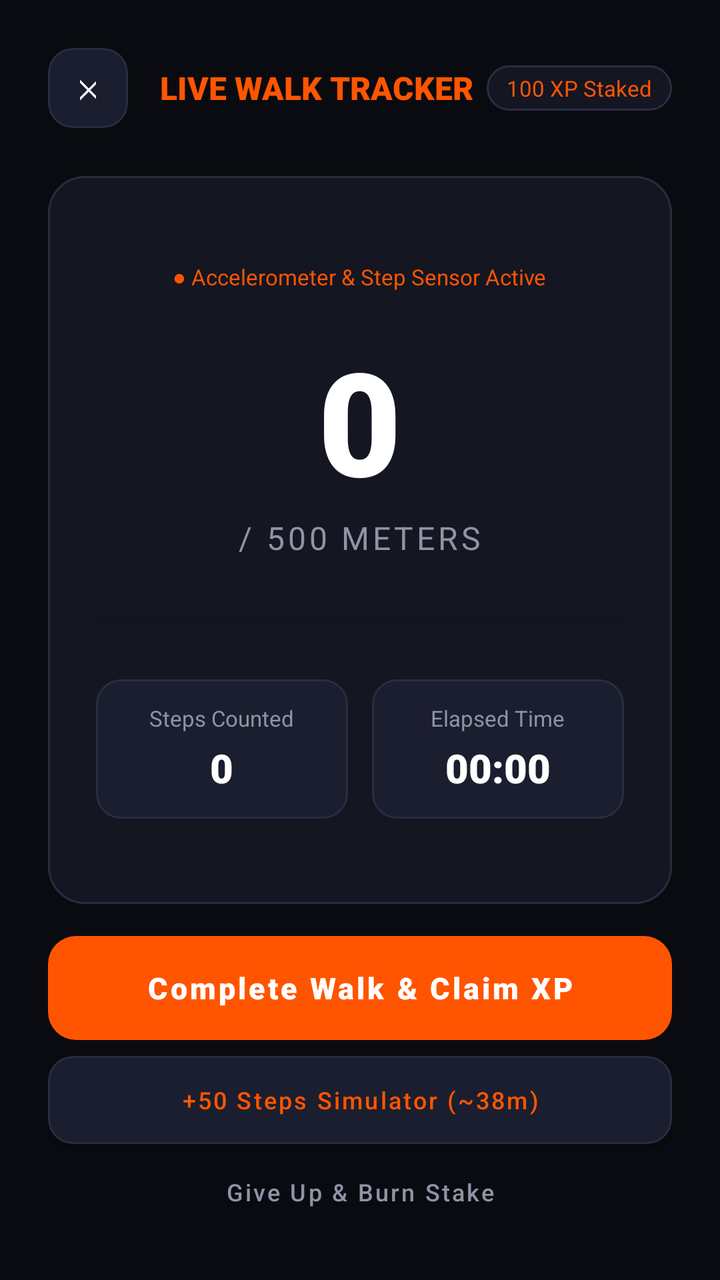
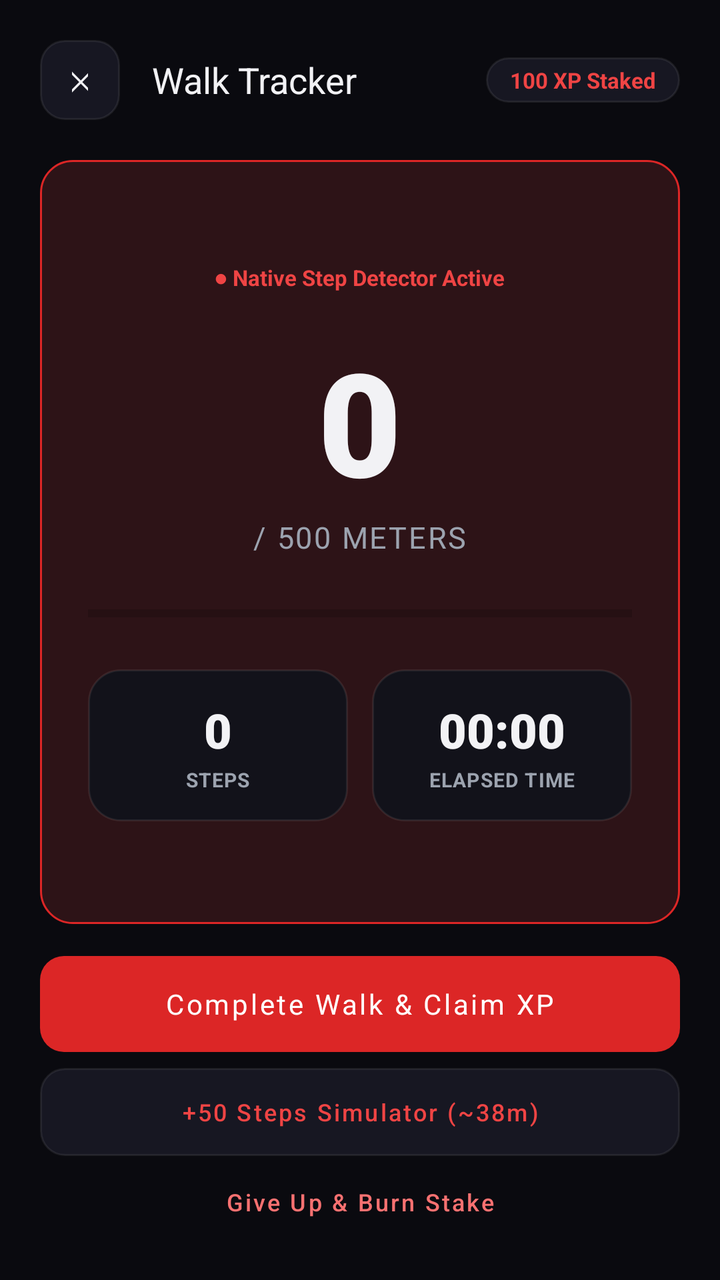

The first picture is an Android layout as it rendered before a commit; the second is the same layout after the commit. The layout source and the unified diff follow.
<!-- AndroidManifest.xml: application theme Theme.StreakStake -->
<!-- res/layout/activity_walk_tracker.xml -->
<?xml version="1.0" encoding="utf-8"?>
<LinearLayout xmlns:android="http://schemas.android.com/apk/res/android"
    xmlns:app="http://schemas.android.com/apk/res-auto"
    android:layout_width="match_parent"
    android:layout_height="match_parent"
    android:background="@color/bg_black"
    android:orientation="vertical"
    android:padding="24dp">

    
    <LinearLayout
        android:layout_width="match_parent"
        android:layout_height="wrap_content"
        android:gravity="center_vertical"
        android:orientation="horizontal">

        <Button
            android:id="@+id/btnClose"
            android:layout_width="40dp"
            android:layout_height="40dp"
            android:background="@drawable/bg_input_field"
            android:text="✕"
            android:textColor="@color/text_white"
            android:textSize="14sp"
            app:backgroundTint="@null" />

        <TextView
            android:layout_width="0dp"
            android:layout_height="wrap_content"
            android:layout_marginStart="16dp"
            android:layout_weight="1"
            android:fontFamily="sans-serif-black"
            android:text="LIVE WALK TRACKER"
            android:textColor="@color/brand_orange"
            android:textSize="16sp" />

        <TextView
            android:id="@+id/tvStakeLockedPill"
            android:layout_width="wrap_content"
            android:layout_height="wrap_content"
            android:background="@drawable/bg_card_dark"
            android:paddingHorizontal="10dp"
            android:paddingVertical="4dp"
            android:text="100 XP Staked"
            android:textColor="@color/brand_orange"
            android:textSize="11sp" />
    </LinearLayout>

    
    <LinearLayout
        android:layout_width="match_parent"
        android:layout_height="0dp"
        android:layout_marginTop="24dp"
        android:layout_weight="1"
        android:background="@drawable/bg_card_dark"
        android:gravity="center"
        android:orientation="vertical"
        android:padding="24dp">

        <TextView
            android:id="@+id/tvSensorStatus"
            android:layout_width="wrap_content"
            android:layout_height="wrap_content"
            android:text="● Accelerometer &amp; Step Sensor Active"
            android:textColor="@color/brand_orange"
            android:textSize="11sp" />

        
        <TextView
            android:id="@+id/tvMetersCurrent"
            android:layout_width="wrap_content"
            android:layout_height="wrap_content"
            android:layout_marginTop="16dp"
            android:fontFamily="sans-serif-black"
            android:text="0"
            android:textColor="@color/text_white"
            android:textSize="72sp" />

        <TextView
            android:id="@+id/tvMetersTarget"
            android:layout_width="wrap_content"
            android:layout_height="wrap_content"
            android:fontFamily="sans-serif-bold"
            android:letterSpacing="0.1"
            android:text="/ 500 METERS"
            android:textColor="@color/text_gray"
            android:textSize="16sp" />

        
        <ProgressBar
            android:id="@+id/pbWalk"
            style="@style/Widget.AppCompat.ProgressBar.Horizontal"
            android:layout_width="match_parent"
            android:layout_height="12dp"
            android:layout_marginTop="24dp"
            android:max="100"
            android:progress="0"
            android:progressTint="@color/brand_orange" />

        
        <LinearLayout
            android:layout_width="match_parent"
            android:layout_height="wrap_content"
            android:layout_marginTop="24dp"
            android:baselineAligned="false"
            android:orientation="horizontal">

            <LinearLayout
                android:layout_width="0dp"
                android:layout_height="wrap_content"
                android:layout_marginEnd="6dp"
                android:layout_weight="1"
                android:background="@drawable/bg_input_field"
                android:gravity="center"
                android:orientation="vertical"
                android:padding="12dp">

                <TextView
                    android:layout_width="wrap_content"
                    android:layout_height="wrap_content"
                    android:text="Steps Counted"
                    android:textColor="@color/text_gray"
                    android:textSize="11sp" />

                <TextView
                    android:id="@+id/tvStepsCount"
                    android:layout_width="wrap_content"
                    android:layout_height="wrap_content"
                    android:layout_marginTop="4dp"
                    android:fontFamily="sans-serif-black"
                    android:text="0"
                    android:textColor="@color/text_white"
                    android:textSize="20sp" />
            </LinearLayout>

            <LinearLayout
                android:layout_width="0dp"
                android:layout_height="wrap_content"
                android:layout_marginStart="6dp"
                android:layout_weight="1"
                android:background="@drawable/bg_input_field"
                android:gravity="center"
                android:orientation="vertical"
                android:padding="12dp">

                <TextView
                    android:layout_width="wrap_content"
                    android:layout_height="wrap_content"
                    android:text="Elapsed Time"
                    android:textColor="@color/text_gray"
                    android:textSize="11sp" />

                <TextView
                    android:id="@+id/tvTimer"
                    android:layout_width="wrap_content"
                    android:layout_height="wrap_content"
                    android:layout_marginTop="4dp"
                    android:fontFamily="sans-serif-black"
                    android:text="00:00"
                    android:textColor="@color/text_white"
                    android:textSize="20sp" />
            </LinearLayout>
        </LinearLayout>

    </LinearLayout>

    
    <LinearLayout
        android:layout_width="match_parent"
        android:layout_height="wrap_content"
        android:layout_marginTop="16dp"
        android:orientation="vertical">

        
        <Button
            android:id="@+id/btnCompleteWalk"
            android:layout_width="match_parent"
            android:layout_height="52dp"
            android:background="@drawable/btn_orange_rounded"
            android:enabled="false"
            android:fontFamily="sans-serif-black"
            android:text="Complete Walk &amp; Claim XP"
            android:textAllCaps="false"
            android:textColor="@color/text_white"
            android:textSize="15sp"
            app:backgroundTint="@null" />

        
        <Button
            android:id="@+id/btnSimulateSteps"
            android:layout_width="match_parent"
            android:layout_height="44dp"
            android:layout_marginTop="8dp"
            android:background="@drawable/bg_input_field"
            android:text="+50 Steps Simulator (~38m)"
            android:textAllCaps="false"
            android:textColor="@color/brand_orange"
            android:textSize="12sp"
            app:backgroundTint="@null" />

        
        <Button
            android:id="@+id/btnGiveUp"
            android:layout_width="match_parent"
            android:layout_height="40dp"
            android:layout_marginTop="4dp"
            android:background="@android:color/transparent"
            android:text="Give Up &amp; Burn Stake"
            android:textAllCaps="false"
            android:textColor="@color/text_gray"
            android:textSize="12sp" />

    </LinearLayout>

</LinearLayout>
<!-- resources referenced by this layout -->
<resources>
  <color name="bg_black">#0A0B10</color>
  <color name="brand_orange">#FF5500</color>
  <color name="text_gray">#8E94A5</color>
  <color name="text_white">#FFFFFF</color>
  <!-- drawable bg_card_dark (drawable) -->
  <?xml version="1.0" encoding="utf-8"?>
  <shape xmlns:android="http://schemas.android.com/apk/res/android"
      android:shape="rectangle">
      <solid android:color="@color/surface_dark" />
      <stroke
          android:width="1dp"
          android:color="@color/border_dark" />
      <corners android:radius="18dp" />
  </shape>
  <!-- drawable bg_input_field (drawable) -->
  <?xml version="1.0" encoding="utf-8"?>
  <shape xmlns:android="http://schemas.android.com/apk/res/android"
      android:shape="rectangle">
      <solid android:color="@color/surface_dark_card" />
      <stroke
          android:width="1dp"
          android:color="@color/border_dark" />
      <corners android:radius="12dp" />
  </shape>
  <!-- drawable btn_orange_rounded (drawable) -->
  <?xml version="1.0" encoding="utf-8"?>
  <ripple xmlns:android="http://schemas.android.com/apk/res/android"
      android:color="#44FFFFFF">
      <item>
          <shape android:shape="rectangle">
              <solid android:color="@color/brand_orange" />
              <corners android:radius="14dp" />
          </shape>
      </item>
  </ripple>
  <style name="Theme.StreakStake" parent="Theme.MaterialComponents.DayNight.NoActionBar">
          
          <item name="colorPrimary">@color/brand_orange</item>
          <item name="colorPrimaryVariant">@color/brand_orange_light</item>
          <item name="colorOnPrimary">@color/text_white</item>
          
          
          <item name="android:colorBackground">@color/bg_black</item>
          <item name="colorSurface">@color/surface_dark</item>
          <item name="colorOnSurface">@color/text_white</item>
  
          
          <item name="android:statusBarColor">@color/bg_black</item>
          <item name="android:navigationBarColor">@color/bg_black</item>
          <item name="android:windowLightStatusBar">false</item>
      </style>
  <color name="surface_dark">#141622</color>
  <color name="border_dark">#282D42</color>
  <color name="surface_dark_card">#1B1E2E</color>
  <color name="brand_orange_light">#FF7722</color>
</resources>

<!-- the commit's change to res/layout/activity_walk_tracker.xml (unified diff, before → after) -->
@@ -3,9 +3,9 @@
     xmlns:app="http://schemas.android.com/apk/res-auto"
     android:layout_width="match_parent"
     android:layout_height="match_parent"
-    android:background="@color/bg_black"
+    android:background="@color/bg_base"
     android:orientation="vertical"
-    android:padding="24dp">
+    android:padding="20dp">
 
     
     <LinearLayout
@@ -18,9 +18,9 @@
             android:id="@+id/btnClose"
             android:layout_width="40dp"
             android:layout_height="40dp"
-            android:background="@drawable/bg_input_field"
+            android:background="@drawable/btn_outlined_hairline"
             android:text="✕"
-            android:textColor="@color/text_white"
+            android:textColor="@color/text_primary"
             android:textSize="14sp"
             app:backgroundTint="@null" />
 
@@ -29,30 +29,31 @@
             android:layout_height="wrap_content"
             android:layout_marginStart="16dp"
             android:layout_weight="1"
-            android:fontFamily="sans-serif-black"
-            android:text="LIVE WALK TRACKER"
-            android:textColor="@color/brand_orange"
-            android:textSize="16sp" />
+            android:fontFamily="sans-serif-bold"
+            android:text="Walk Tracker"
+            android:textColor="@color/text_primary"
+            android:textSize="18sp" />
 
         <TextView
             android:id="@+id/tvStakeLockedPill"
             android:layout_width="wrap_content"
             android:layout_height="wrap_content"
-            android:background="@drawable/bg_card_dark"
-            android:paddingHorizontal="10dp"
+            android:background="@drawable/bg_pill_chip"
+            android:paddingHorizontal="12dp"
             android:paddingVertical="4dp"
             android:text="100 XP Staked"
-            android:textColor="@color/brand_orange"
-            android:textSize="11sp" />
+            android:textColor="@color/accent_light"
+            android:textSize="11sp"
+            android:textStyle="bold" />
     </LinearLayout>
 
     
     <LinearLayout
         android:layout_width="match_parent"
         android:layout_height="0dp"
-        android:layout_marginTop="24dp"
+        android:layout_marginTop="20dp"
         android:layout_weight="1"
-        android:background="@drawable/bg_card_dark"
+        android:background="@drawable/bg_card_highlight"
         android:gravity="center"
         android:orientation="vertical"
         android:padding="24dp">
@@ -61,9 +62,10 @@
             android:id="@+id/tvSensorStatus"
             android:layout_width="wrap_content"
             android:layout_height="wrap_content"
-            android:text="● Accelerometer &amp; Step Sensor Active"
-            android:textColor="@color/brand_orange"
-            android:textSize="11sp" />
+            android:text="● Native Step Detector Active"
+            android:textColor="@color/accent_light"
+            android:textSize="11sp"
+            android:textStyle="bold" />
 
         
         <TextView
@@ -73,7 +75,7 @@
             android:layout_marginTop="16dp"
             android:fontFamily="sans-serif-black"
             android:text="0"
-            android:textColor="@color/text_white"
+            android:textColor="@color/text_primary"
             android:textSize="72sp" />
 
         <TextView
@@ -81,21 +83,21 @@
             android:layout_width="wrap_content"
             android:layout_height="wrap_content"
             android:fontFamily="sans-serif-bold"
-            android:letterSpacing="0.1"
+            android:letterSpacing="0.06"
             android:text="/ 500 METERS"
-            android:textColor="@color/text_gray"
-            android:textSize="16sp" />
+            android:textColor="@color/text_secondary"
+            android:textSize="15sp" />
 
         
         <ProgressBar
             android:id="@+id/pbWalk"
             style="@style/Widget.AppCompat.ProgressBar.Horizontal"
             android:layout_width="match_parent"
-            android:layout_height="12dp"
+            android:layout_height="8dp"
             android:layout_marginTop="24dp"
             android:max="100"
             android:progress="0"
-            android:progressTint="@color/brand_orange" />
+            android:progressTint="@color/accent" />
 
         
         <LinearLayout
@@ -110,27 +112,29 @@
                 android:layout_height="wrap_content"
                 android:layout_marginEnd="6dp"
                 android:layout_weight="1"
-                android:background="@drawable/bg_input_field"
+                android:background="@drawable/bg_card_dark"
                 android:gravity="center"
                 android:orientation="vertical"
-                android:padding="12dp">
-
-                <TextView
-                    android:layout_width="wrap_content"
-                    android:layout_height="wrap_content"
-                    android:text="Steps Counted"
-                    android:textColor="@color/text_gray"
-                    android:textSize="11sp" />
+                android:padding="14dp">
 
                 <TextView
                     android:id="@+id/tvStepsCount"
                     android:layout_width="wrap_content"
                     android:layout_height="wrap_content"
-                    android:layout_marginTop="4dp"
                     android:fontFamily="sans-serif-black"
                     android:text="0"
-                    android:textColor="@color/text_white"
-                    android:textSize="20sp" />
+                    android:textColor="@color/text_primary"
+                    android:textSize="24sp" />
+
+                <TextView
+                    android:layout_width="wrap_content"
+                    android:layout_height="wrap_content"
+                    android:layout_marginTop="2dp"
+                    android:letterSpacing="0.04"
+                    android:text="STEPS"
+                    android:textColor="@color/text_secondary"
+                    android:textSize="10sp"
+                    android:textStyle="bold" />
             </LinearLayout>
 
             <LinearLayout
@@ -138,27 +142,29 @@
                 android:layout_height="wrap_content"
                 android:layout_marginStart="6dp"
                 android:layout_weight="1"
-                android:background="@drawable/bg_input_field"
+                android:background="@drawable/bg_card_dark"
                 android:gravity="center"
                 android:orientation="vertical"
-                android:padding="12dp">
-
-                <TextView
-                    android:layout_width="wrap_content"
-                    android:layout_height="wrap_content"
-                    android:text="Elapsed Time"
-                    android:textColor="@color/text_gray"
-                    android:textSize="11sp" />
+                android:padding="14dp">
 
                 <TextView
                     android:id="@+id/tvTimer"
                     android:layout_width="wrap_content"
                     android:layout_height="wrap_content"
-                    android:layout_marginTop="4dp"
                     android:fontFamily="sans-serif-black"
                     android:text="00:00"
-                    android:textColor="@color/text_white"
-                    android:textSize="20sp" />
+                    android:textColor="@color/text_primary"
+                    android:textSize="24sp" />
+
+                <TextView
+                    android:layout_width="wrap_content"
+                    android:layout_height="wrap_content"
+                    android:layout_marginTop="2dp"
+                    android:letterSpacing="0.04"
+                    android:text="ELAPSED TIME"
+                    android:textColor="@color/text_secondary"
+                    android:textSize="10sp"
+                    android:textStyle="bold" />
             </LinearLayout>
         </LinearLayout>
 
@@ -175,14 +181,14 @@
         <Button
             android:id="@+id/btnCompleteWalk"
             android:layout_width="match_parent"
-            android:layout_height="52dp"
-            android:background="@drawable/btn_orange_rounded"
+            android:layout_height="48dp"
+            android:background="@drawable/btn_accent_primary"
             android:enabled="false"
-            android:fontFamily="sans-serif-black"
+            android:fontFamily="sans-serif-bold"
             android:text="Complete Walk &amp; Claim XP"
             android:textAllCaps="false"
-            android:textColor="@color/text_white"
-            android:textSize="15sp"
+            android:textColor="@color/on_accent"
+            android:textSize="14sp"
             app:backgroundTint="@null" />
 
         
@@ -191,10 +197,10 @@
             android:layout_width="match_parent"
             android:layout_height="44dp"
             android:layout_marginTop="8dp"
-            android:background="@drawable/bg_input_field"
+            android:background="@drawable/btn_outlined_hairline"
             android:text="+50 Steps Simulator (~38m)"
             android:textAllCaps="false"
-            android:textColor="@color/brand_orange"
+            android:textColor="@color/accent_light"
             android:textSize="12sp"
             app:backgroundTint="@null" />
 
@@ -202,12 +208,12 @@
         <Button
             android:id="@+id/btnGiveUp"
             android:layout_width="match_parent"
-            android:layout_height="40dp"
+            android:layout_height="38dp"
             android:layout_marginTop="4dp"
             android:background="@android:color/transparent"
             android:text="Give Up &amp; Burn Stake"
             android:textAllCaps="false"
-            android:textColor="@color/text_gray"
+            android:textColor="@color/danger"
             android:textSize="12sp" />
 
     </LinearLayout>
<!-- resource entries referenced after the edit -->
@@ -1,59 +1,79 @@
 <!-- resources referenced by this layout -->
 <resources>
-  <color name="bg_black">#0A0B10</color>
-  <color name="brand_orange">#FF5500</color>
-  <color name="text_gray">#8E94A5</color>
-  <color name="text_white">#FFFFFF</color>
+  <color name="accent">#DC2626</color>
+  <color name="accent_light">#EF4444</color>
+  <color name="bg_base">#0A0A0F</color>
+  <color name="danger">#F87171</color>
+  <color name="on_accent">#FFFFFF</color>
+  <color name="text_primary">#F2F2F5</color>
+  <color name="text_secondary">#9CA3AF</color>
   <!-- drawable bg_card_dark (drawable) -->
   <?xml version="1.0" encoding="utf-8"?>
   <shape xmlns:android="http://schemas.android.com/apk/res/android"
       android:shape="rectangle">
-      <solid android:color="@color/surface_dark" />
+      <solid android:color="@color/surface" />
+      <corners android:radius="16dp" />
       <stroke
           android:width="1dp"
-          android:color="@color/border_dark" />
-      <corners android:radius="18dp" />
+          android:color="@color/hairline" />
   </shape>
-  <!-- drawable bg_input_field (drawable) -->
+  <!-- drawable bg_card_highlight (drawable) -->
   <?xml version="1.0" encoding="utf-8"?>
   <shape xmlns:android="http://schemas.android.com/apk/res/android"
       android:shape="rectangle">
-      <solid android:color="@color/surface_dark_card" />
+      <solid android:color="@color/accent_glow" />
+      <corners android:radius="16dp" />
       <stroke
           android:width="1dp"
-          android:color="@color/border_dark" />
+          android:color="@color/accent" />
+  </shape>
+  <!-- drawable bg_pill_chip (drawable) -->
+  <?xml version="1.0" encoding="utf-8"?>
+  <shape xmlns:android="http://schemas.android.com/apk/res/android"
+      android:shape="rectangle">
+      <solid android:color="@color/surface_high" />
+      <corners android:radius="999dp" />
+      <stroke
+          android:width="1dp"
+          android:color="@color/hairline" />
+  </shape>
+  <!-- drawable btn_accent_primary (drawable) -->
+  <?xml version="1.0" encoding="utf-8"?>
+  <shape xmlns:android="http://schemas.android.com/apk/res/android"
+      android:shape="rectangle">
+      <solid android:color="@color/accent" />
       <corners android:radius="12dp" />
   </shape>
-  <!-- drawable btn_orange_rounded (drawable) -->
+  <!-- drawable btn_outlined_hairline (drawable) -->
   <?xml version="1.0" encoding="utf-8"?>
-  <ripple xmlns:android="http://schemas.android.com/apk/res/android"
-      android:color="#44FFFFFF">
-      <item>
-          <shape android:shape="rectangle">
-              <solid android:color="@color/brand_orange" />
-              <corners android:radius="14dp" />
-          </shape>
-      </item>
-  </ripple>
+  <shape xmlns:android="http://schemas.android.com/apk/res/android"
+      android:shape="rectangle">
+      <solid android:color="@color/surface_high" />
+      <corners android:radius="12dp" />
+      <stroke
+          android:width="1dp"
+          android:color="@color/hairline" />
+  </shape>
   <style name="Theme.StreakStake" parent="Theme.MaterialComponents.DayNight.NoActionBar">
           
-          <item name="colorPrimary">@color/brand_orange</item>
-          <item name="colorPrimaryVariant">@color/brand_orange_light</item>
-          <item name="colorOnPrimary">@color/text_white</item>
+          <item name="colorPrimary">@color/accent</item>
+          <item name="colorPrimaryVariant">@color/accent_dark</item>
+          <item name="colorOnPrimary">@color/on_accent</item>
           
           
-          <item name="android:colorBackground">@color/bg_black</item>
-          <item name="colorSurface">@color/surface_dark</item>
-          <item name="colorOnSurface">@color/text_white</item>
+          <item name="android:colorBackground">@color/bg_base</item>
+          <item name="colorSurface">@color/surface</item>
+          <item name="colorOnSurface">@color/text_primary</item>
   
           
-          <item name="android:statusBarColor">@color/bg_black</item>
-          <item name="android:navigationBarColor">@color/bg_black</item>
+          <item name="android:statusBarColor">@color/bg_base</item>
+          <item name="android:navigationBarColor">@color/bg_base</item>
           <item name="android:windowLightStatusBar">false</item>
       </style>
-  <color name="surface_dark">#141622</color>
-  <color name="border_dark">#282D42</color>
-  <color name="surface_dark_card">#1B1E2E</color>
-  <color name="brand_orange_light">#FF7722</color>
+  <color name="surface">#12121A</color>
+  <color name="hairline">#14FFFFFF</color>
+  <color name="accent_glow">#26EF4444</color>
+  <color name="surface_high">#171722</color>
+  <color name="accent_dark">#B91C1C</color>
 </resources>
 
